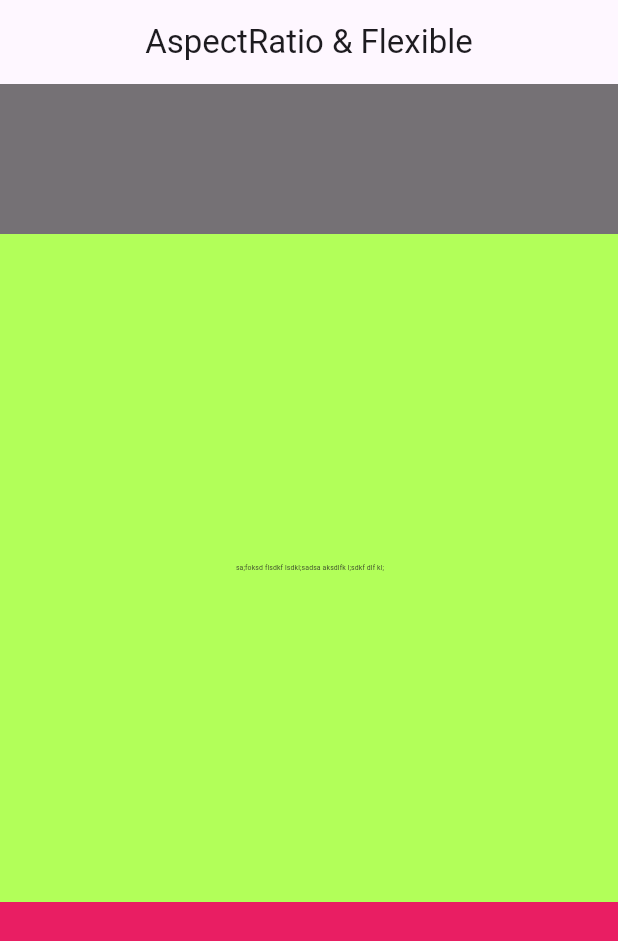
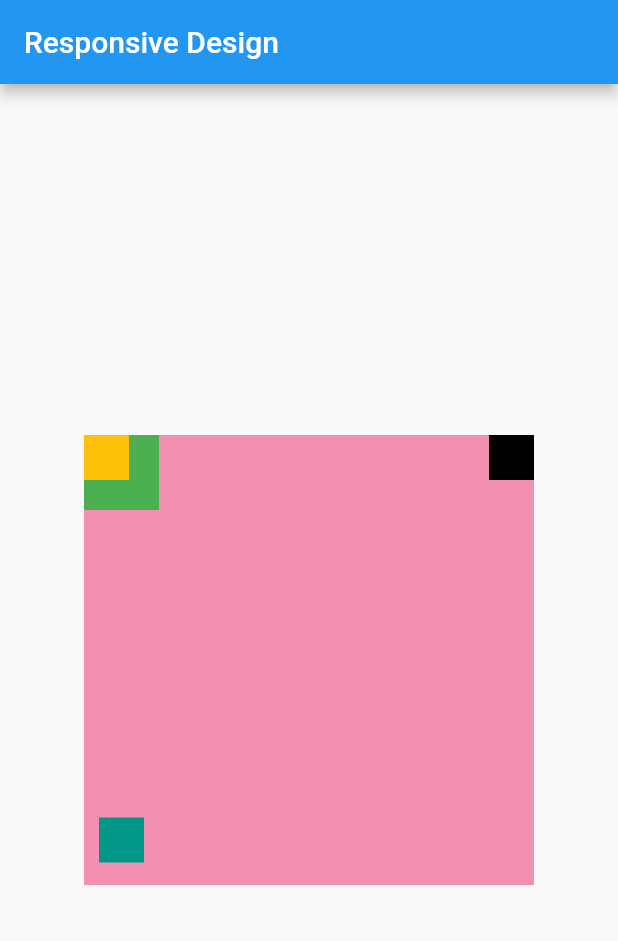
Before and after one commit to saif-ibne-ali/flutter_projects, a Flutter app: the screen it shows after launch, on a phone screen of 412 x 824 dp. Shown: the top 941 px of the screen. Run offline on Flutter 3.47's test engine with Material 2 defaults, Android fonts, the phone set to English and light mode, and no system bars.

Commit message:
Stack, Align & Positioned

```diff
--- /dev/null
+++ b/lib/home_screen.dart
@@ -0,0 +1,65 @@
+import 'package:flutter/material.dart';
+
+class HomeScreen extends StatelessWidget {
+  const HomeScreen({super.key});
+
+  @override
+  Widget build(BuildContext context) {
+    return Scaffold(
+      appBar: AppBar(
+        title: const Text("Responsive Design"),
+      ),
+      body: Center(
+        child: Stack(children: [
+          Container(
+            width: 300,
+            height: 300,
+            color: Colors.pink.shade200,
+          ),
+          Positioned.fill(
+            child: Align(
+              alignment: Alignment.topLeft,
+              child: Stack(
+                children: [
+                  Container(
+                    width: 50,
+                    height: 50,
+                    color: Colors.green,
+                  ),
+                  Positioned(
+                    //bottom: 0,
+                    top: 0,
+                    left: 0,
+                    child: Container(
+                      height: 30,
+                      width: 30,
+                      color: Colors.amber,
+                    ),
+                  )
+                ],
+              ),
+            ),
+          ),
+          Positioned(
+            bottom: 15,
+            left: 10,
+            child: Container(
+              width: 30,
+              height: 30,
+              color: Colors.teal,
+            ),
+          ),
+          Positioned(
+            top: 0,
+            right: 0,
+            child: Container(
+              height: 30,
+              width: 30,
+              color: Colors.black,
+            ),
+          )
+        ]),
+      ),
+    );
+  }
+}
--- a/lib/main.dart
+++ b/lib/main.dart
@@ -1,128 +1,19 @@
 import 'package:flutter/material.dart';
 
-void main() {
+import 'home_screen.dart';
+
+void main(List<String> args) {
   runApp(const MyApp());
 }
 
 class MyApp extends StatelessWidget {
   const MyApp({super.key});
 
-  // This widget is the root of your application.
   @override
   Widget build(BuildContext context) {
-    return MaterialApp(
-      title: 'MediaQuery',
-      debugShowCheckedModeBanner: false,
-      theme: ThemeData(
-        colorScheme: ColorScheme.fromSeed(seedColor: Colors.deepPurple),
-        useMaterial3: true,
-      ),
-      home: const HomeScreen(),
+    return const MaterialApp(
+      title: "Responsive Design",
+      home: HomeScreen(),
     );
   }
 }
-
-class HomeScreen extends StatelessWidget {
-  const HomeScreen({super.key});
-
-  @override
-  Widget build(BuildContext context) {
-    return Scaffold(
-        appBar: AppBar(
-          title: const Text("AspectRatio & Flexible"),
-          centerTitle: true,
-        ),
-        body: Column(
-          children: [
-            //Ratio = Width/Height
-            // AspectRatio(
-            //   aspectRatio: 16 / 16,
-            //   child: Container(
-            //     color: Colors.red,
-            //     child: Image.network(
-            //       "https://images.idgesg.net/images/article/2017/10/wireless_network_internet_of_things_iot_thinkstock_853701554_3x2-100740688-large.jpg?auto=webp&quality=85,70",
-            //       fit: BoxFit.cover,
-            //     ),
-            //   ),
-            // ),
-
-            // Container(
-            //   width: MediaQuery.of(context).size.width,
-            //   height: MediaQuery.of(context).size.width,
-            //   color: Colors.amber,
-            //   child: FractionallySizedBox(
-            //     widthFactor: 0.5,
-            //     heightFactor: 0.5,
-            //     alignment: Alignment.topLeft,
-            //     child: Container(
-            //       color: Colors.green,
-            //
-            //     ),
-            //   ),
-            // )
-
-/*             Flexible(
-                fit:FlexFit.tight,
-                flex: 3,
-                child: Container(
-                  color: Colors.deepPurple,
-                  width: MediaQuery.of(context).size.width,
-                )),
-            Flexible(
-                fit: FlexFit.tight,
-                flex: 5,
-                child: Container(
-                  color: Colors.deepOrange,
-                  width: MediaQuery.of(context).size.width,
-                )),
-            const SizedBox(height: 50,),
-            Flexible(
-              flex: 1,
-              child: Row(
-                children: [
-                Flexible(
-                  child: Container(
-                  color: Colors.lightBlueAccent,
-                  ),
-                ),
-                Flexible(
-                  child: Container(
-                  color: Colors.blue,
-                  ),
-                ),
-              ],
-            ),
-            ), */
-
-            Container(
-              color: Colors.black54,
-              height: 100,
-              width: MediaQuery.of(context).size.width,
-            ),
-            Expanded(
-              flex: 10,
-              child: Container(
-                color: Colors.lightGreenAccent,
-                width: double.infinity,
-                alignment: Alignment.center,
-                child: const SizedBox(
-                  width: 100,
-                  height: 50,
-                  child: FittedBox(
-                    child: Text(
-                      ' sa;foksd flsdkf lsdkl;sadsa aksdlfk l;sdkf dlf kl;',
-                    ),
-                  ),
-                ),
-              ),
-            ),
-            Expanded(
-              flex: 5,
-              child: Container(
-                color: Colors.pink,
-              ),
-            ),
-          ],
-        ));
-  }
-}
```
Also changed, not shown: Screenshot from 2023-09-28 20-46-19.png (deleted), Screenshot from 2023-09-28 21-25-53.png (deleted), image.png, 1 other file.
